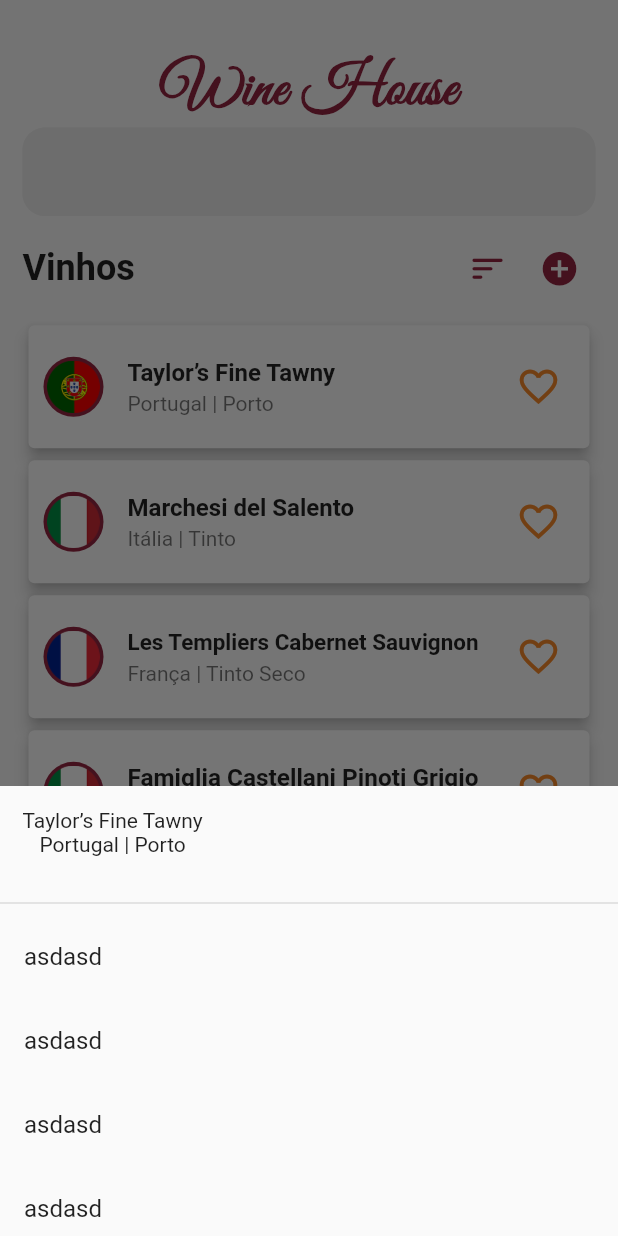
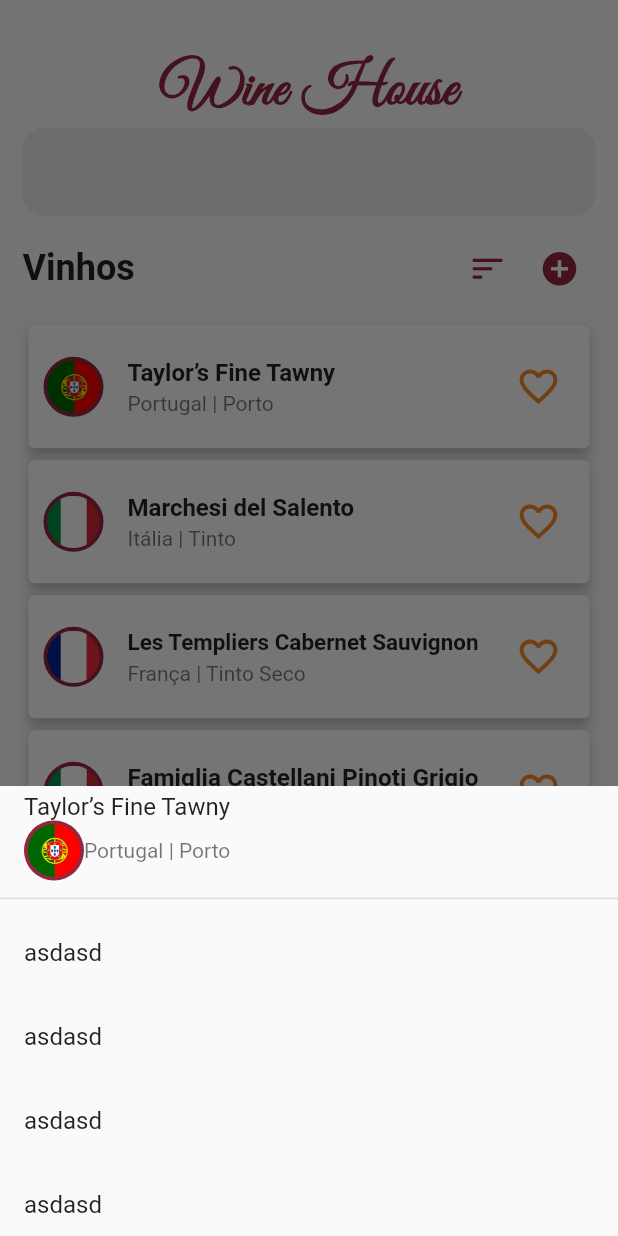
Before and after one commit to FredericoPM/Wine-House, a Flutter app: the screen it shows after launch, after a tap on "Taylor’s Fine Tawny", on a phone screen of 412 x 824 dp. Run offline on Flutter 3.47's test engine with Material 2 defaults, Android fonts, the phone set to English and light mode, and no system bars; our stand-ins replace flushbar.

Commit message:
Tittle/subtittle modal

```diff
--- a/lib/controls/paises.dart
+++ b/lib/controls/paises.dart
@@ -1,3 +1,4 @@
+import '../models/vinho.dart';
 class PaisesController{
   List<Map> paisesDisponiveis = [
     {
@@ -13,4 +14,26 @@ class PaisesController{
       'imagem' : 'assets/images/portugal.png',
     },
   ];
+
+  bool imageExist(Vinho vinho){
+    bool result = false;
+    for(int i =0; i< paisesDisponiveis.length && !result; i++){
+      if(vinho.pais == paisesDisponiveis[i]['pais']){
+        result = true;
+      }
+    }
+    return result;
+  }
+
+  String imagePath(Vinho vinho){
+    bool result = false;
+    int index = -1;
+    for(int i =0; i< paisesDisponiveis.length && !result; i++){
+      if(vinho.pais == paisesDisponiveis[i]['pais']){
+        result = true;
+        index = i;
+      }
+    }
+    return paisesDisponiveis[index]['imagem'];
+  }
 }
--- a/lib/widgets/infoModal.dart
+++ b/lib/widgets/infoModal.dart
@@ -1,7 +1,9 @@
 import 'package:flutter/material.dart';
 import '../models/vinho.dart';
+import '../controls/paises.dart';
 class InfoModal extends StatelessWidget {
   Vinho vinho;
+  PaisesController paisesController = PaisesController();
   InfoModal(this.vinho);
   @override
   Widget build(BuildContext context) {
@@ -9,19 +11,28 @@ class InfoModal extends StatelessWidget {
       height: 300,
       child: Column(
         children: [
-          Container(
-            height: 70,
-            padding: EdgeInsets.all(15),
-            child: Row(
+          ListTile(
+            title: Text(vinho.nome),
+            subtitle: Row(
               children: [
-                Column(
+                Stack(
+                  alignment: Alignment.center,
                   children: [
-                    Text(vinho.nome),
-                    Text("${vinho.pais} | ${vinho.tipo}"),
+                    CircleAvatar(
+                      backgroundColor: Theme.of(context).primaryColor,
+                    ),
+                    Container(
+                      height:35,
+                      child: Image.asset(
+                        paisesController.imagePath(vinho),
+                        fit: BoxFit.cover,
+                      ),
+                    )
                   ],
-                )
+                ),
+                Text("${vinho.pais} | ${vinho.tipo}"),
               ],
-            )
+            ),
           ),
           const Divider(thickness: 1),
           Expanded(
--- a/lib/widgets/listCard.dart
+++ b/lib/widgets/listCard.dart
@@ -8,17 +8,6 @@ class ListCard extends StatelessWidget {
   final Vinho vinho;
   void Function() onFavorite;
   ListCard({this.vinho, this.onFavorite});
-
-  bool imageExist(){
-    bool result = false;
-    for(int i =0; i< paisesController.paisesDisponiveis.length && !result; i++){
-      if(vinho.pais == paisesController.paisesDisponiveis[i]['pais']){
-        result = true;
-        index = i;
-      }
-    }
-    return result;
-  }
 
   void _showModalBottomSheet(BuildContext context) {
     showModalBottomSheet<void>(
@@ -36,7 +25,7 @@ class ListCard extends StatelessWidget {
       child: ListTile(
         contentPadding: EdgeInsets.fromLTRB(10, 5, 10, 5),
         onTap: () => _showModalBottomSheet(context),
-        leading: imageExist()
+        leading: paisesController.imageExist(vinho)
           ? Stack(
           alignment: Alignment.center,
             children: [
@@ -46,7 +35,7 @@ class ListCard extends StatelessWidget {
               Container(
                 height:35,
                 child: Image.asset(
-                  paisesController.paisesDisponiveis[index]['imagem'],
+                  paisesController.imagePath(vinho),
                   fit: BoxFit.cover,
                 ),
               )
```
